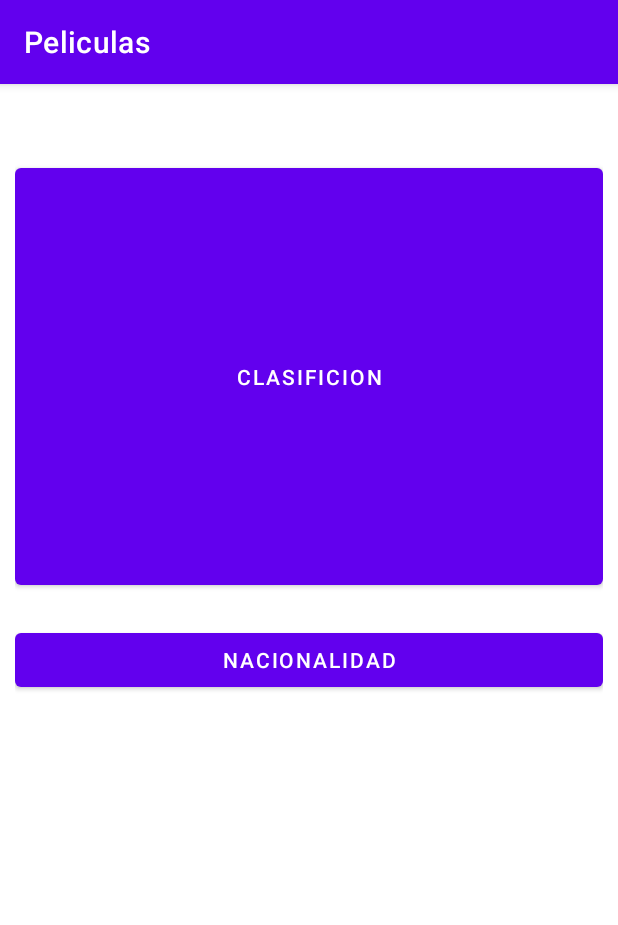
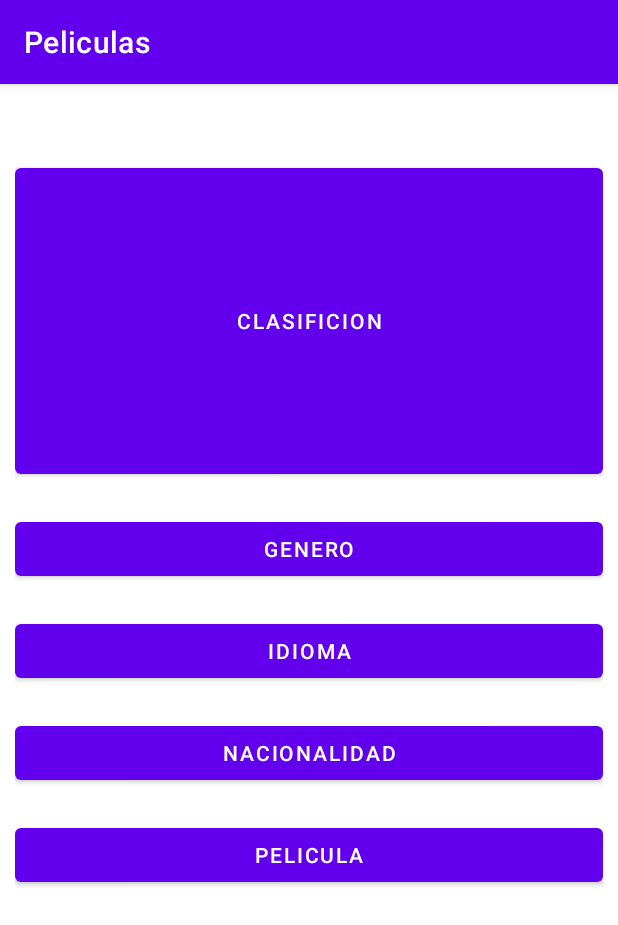
Before and after one commit to BrunoMazzocchi/MovieApp, an Android app: the screen it shows after launch (MainActivity), on a phone screen of 412 x 824 dp. Shown: the top 925 px of the screen. Run offline under Robolectric (Android 15) with nearby library versions, the phone set to English and light mode, and no system bars.

Commit message:
Clasificacion button working with fragment

```diff
--- a/app/src/main/res/layout/fragment_menu.xml
+++ b/app/src/main/res/layout/fragment_menu.xml
@@ -15,20 +15,40 @@
         <Button
             android:id="@+id/BtnClasificacion"
             android:layout_width="match_parent"
-            android:layout_height="match_parent"
+            android:layout_height="wrap_content"
             android:layout_above="@+id/BtnGenero"
             android:layout_alignParentTop="true"
             android:layout_marginTop="40dp"
             android:layout_marginBottom="20dp"
             android:text="Clasificion" />
 
-
         <Button
             android:id="@+id/BtnGenero"
             android:layout_width="match_parent"
             android:layout_height="wrap_content"
+            android:layout_above="@+id/BtnIdioma"
+            android:layout_marginBottom="20dp"
+            android:text="Genero" />
+        <Button
+            android:id="@+id/BtnIdioma"
+            android:layout_width="match_parent"
+            android:layout_height="wrap_content"
+            android:layout_above="@+id/BtnNacionalidad"
+            android:layout_marginBottom="20dp"
+            android:text="Idioma" />
+        <Button
+            android:id="@+id/BtnNacionalidad"
+            android:layout_width="match_parent"
+            android:layout_height="wrap_content"
+            android:layout_above="@+id/BtnPelicula"
+            android:layout_marginBottom="20dp"
+            android:text="Nacionalidad" />
+        <Button
+            android:id="@+id/BtnPelicula"
+            android:layout_width="match_parent"
+            android:layout_height="wrap_content"
             android:layout_alignParentBottom="true"
-            android:layout_marginBottom="350dp"
-            android:text="Nacionalidad" />
+            android:layout_marginBottom="220dp"
+            android:text="Pelicula" />
     </RelativeLayout>
 </FrameLayout>
```
